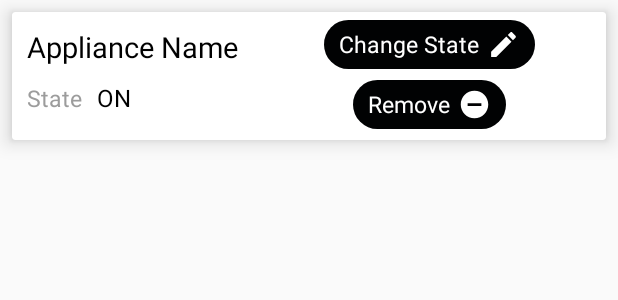
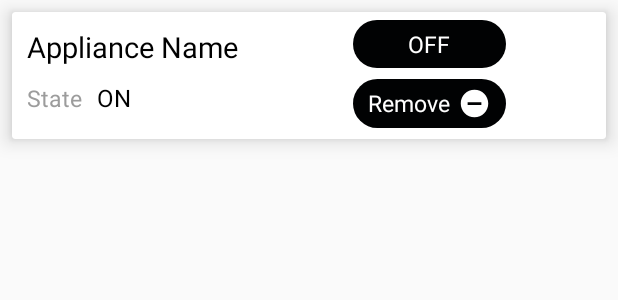
Before and after one commit to SarangChougs/ipress, an Android app: the layout appliance_row_item.xml on its own in the app's theme, with its tools: preview values and no code run, on a phone screen of 412 x 824 dp. Shown: the top 300 px of the screen. Run offline under Robolectric (Android 15) with nearby library versions, the phone set to English and light mode, and no system bars; Roboto replaces fonts that are not available here.

Commit message:
state change and removal added

```diff
--- a/app/src/main/java/com/android/ipress/LoginActivity.java
+++ b/app/src/main/java/com/android/ipress/LoginActivity.java
@@ -31,6 +31,7 @@ public class LoginActivity extends AppCompatActivity {
 
         setupActivityVariables();
 
+        //to check if any user is already logged in
         if (mUser != null) {
             if(mUser.isEmailVerified()){
                 GlobalClass.CurrentUserEmail = mUser.getEmail();
@@ -38,6 +39,7 @@ public class LoginActivity extends AppCompatActivity {
                 finish();
             }
         }
+        //login method
         mLoginBtn.setOnClickListener(new View.OnClickListener() {
             @Override
             public void onClick(View v) {
@@ -47,6 +49,7 @@ public class LoginActivity extends AppCompatActivity {
                     Toast.makeText(LoginActivity.this, "Some fields are empty", Toast.LENGTH_SHORT).show();
             }
         });
+        //register new user
         mSignUpTV.setOnClickListener(new View.OnClickListener() {
             @Override
             public void onClick(View v) {
--- a/app/src/main/res/layout/appliance_row_item.xml
+++ b/app/src/main/res/layout/appliance_row_item.xml
@@ -71,7 +71,7 @@
 
                 <LinearLayout
                     android:id="@+id/ChangeBtn"
-                    android:layout_width="wrap_content"
+                    android:layout_width="match_parent"
                     android:layout_height="wrap_content"
                     android:layout_centerVertical="true"
                     android:layout_marginBottom="7dp"
@@ -83,18 +83,14 @@
                     android:paddingBottom="5dp">
 
                     <TextView
-                        android:layout_width="wrap_content"
+                        android:id="@+id/change_state_text"
+                        android:layout_width="match_parent"
                         android:layout_height="wrap_content"
                         android:fontFamily="@font/baloo"
-                        android:text="Change State"
+                        android:gravity="center"
+                        android:text="OFF"
                         android:textColor="@color/app_primary_color"
                         android:textSize="15sp" />
-
-                    <ImageView
-                        android:layout_width="wrap_content"
-                        android:layout_height="wrap_content"
-                        android:paddingLeft="5dp"
-                        android:src="@drawable/edit_vector_rv"/>
                 </LinearLayout>
 
                 <LinearLayout
```
Also changed, not shown: app/src/main/java/com/android/ipress/DashboardActivity.java (+17 -1 lines), app/src/main/java/com/android/ipress/RegisterActivity.java (+5 -2 lines).
